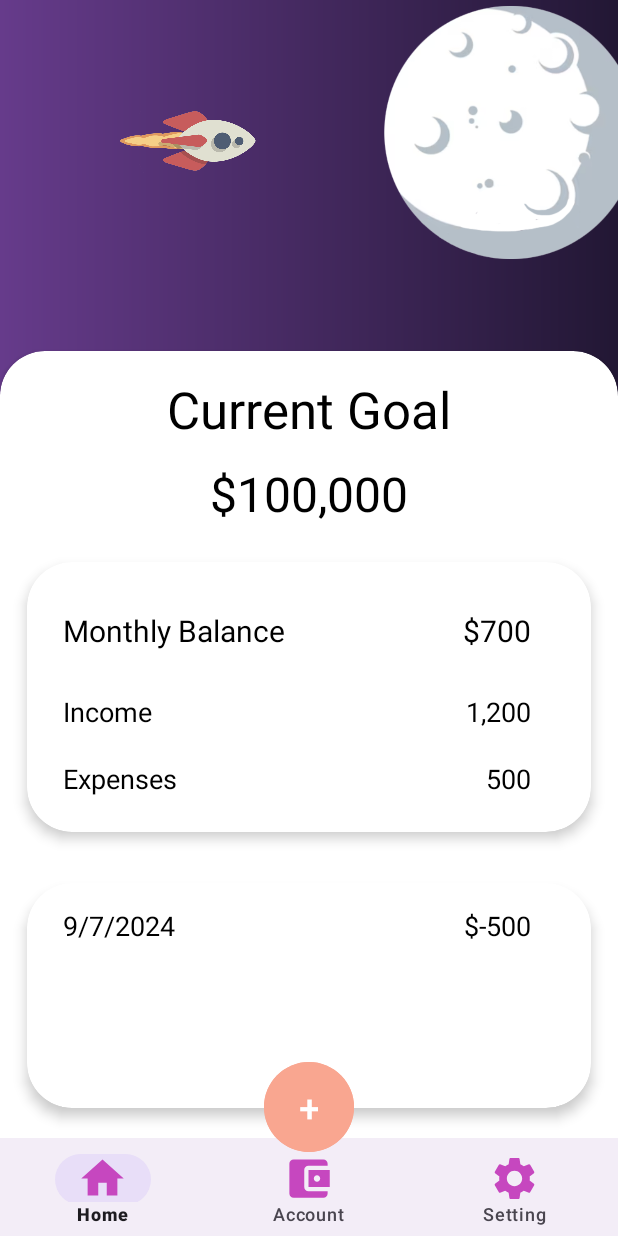
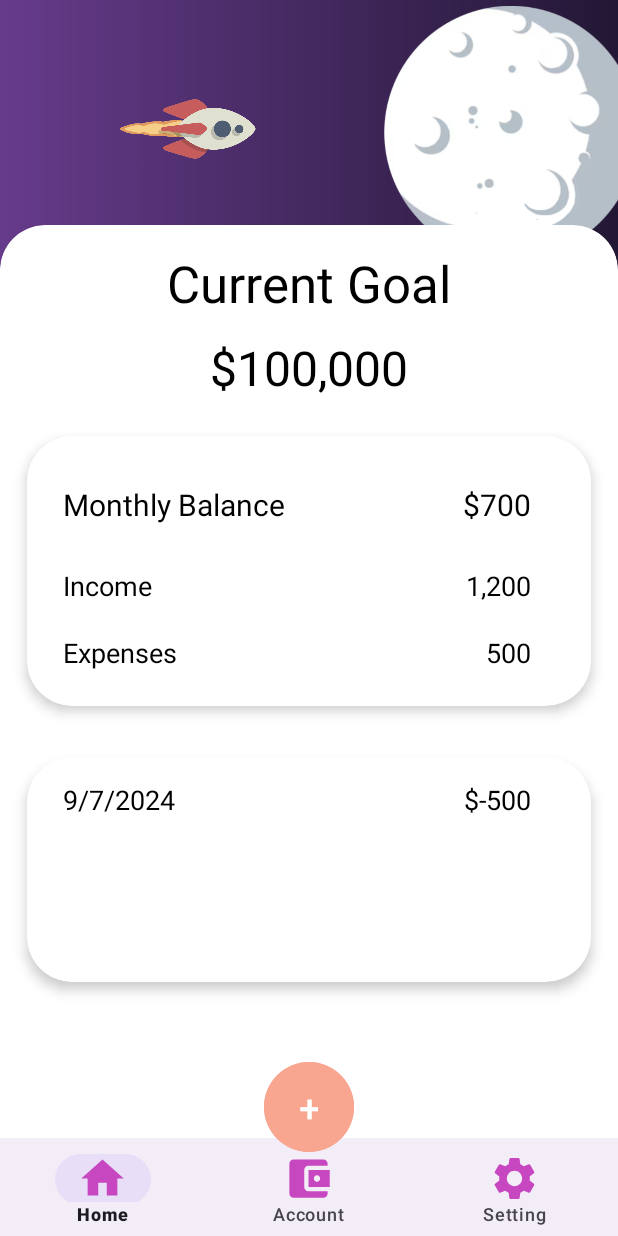
Before and after one commit to Harold107/star-vault, an Android app: the screen it shows after launch (MainActivity), on a phone screen of 412 x 824 dp. Run offline under Robolectric (Android 15) with nearby library versions, the phone set to English and light mode, and no system bars; our stand-ins replace navigation-ui.

Commit message:
Adjusted backdrop height

```diff
--- a/app/src/main/res/layout/fragment_home.xml
+++ b/app/src/main/res/layout/fragment_home.xml
@@ -28,20 +28,19 @@
                 app:layout_constraintStart_toStartOf="parent"
                 app:layout_constraintTop_toTopOf="parent"
                 android:layout_marginStart="104dp"
-                android:layout_marginTop="44dp"
+                android:layout_marginTop="36dp"
                 android:rotation="90"/>
 
         <!--main backdrop -->
         <androidx.cardview.widget.CardView
                 android:layout_width="412dp"
-                android:layout_height="600dp"
+                android:layout_height="900dp"
                 app:cardCornerRadius="30dp"
                 app:layout_constraintStart_toStartOf="parent"
                 android:id="@+id/cardView_mainBackdrop"
-                android:layout_marginBottom="-10dp"
                 app:layout_constraintEnd_toEndOf="parent"
-                app:layout_constraintBottom_toBottomOf="parent"
-        >
+                app:layout_constraintTop_toTopOf="parent"
+                android:layout_marginTop="150dp">
 
             <androidx.constraintlayout.widget.ConstraintLayout
                     android:layout_width="match_parent"
```
